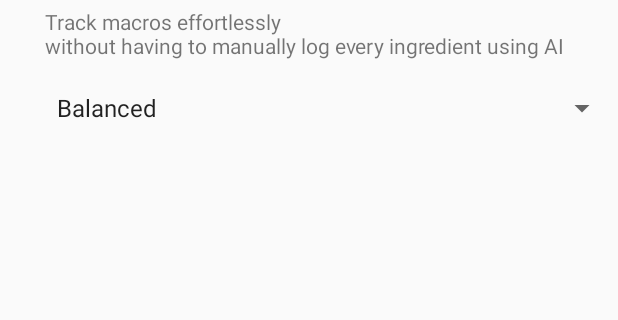
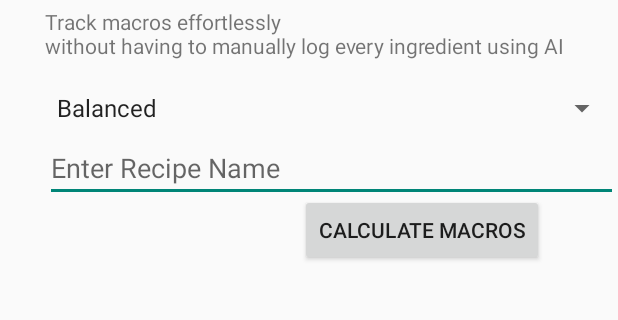
Before and after one commit to RavinderRai/iifymate, an Android app built with Jetpack Compose: the screen it shows after launch (MainActivity), on a phone screen of 412 x 824 dp, the part 406-726 px from its top. Run offline under Robolectric (Android 15) with nearby library versions, the phone set to English and light mode, and no system bars.

```diff
--- a/FlavourQuasarApp/app/src/main/java/com/example/flavour_quasar_app/MainActivity.kt
+++ b/FlavourQuasarApp/app/src/main/java/com/example/flavour_quasar_app/MainActivity.kt
@@ -4,6 +4,7 @@ import android.os.Bundle
 import android.view.View
 import android.widget.AdapterView
 import android.widget.ArrayAdapter
+import android.widget.EditText
 import android.widget.Spinner
 import androidx.activity.ComponentActivity
 import androidx.activity.compose.setContent
@@ -21,6 +22,9 @@ class MainActivity : ComponentActivity() {
         super.onCreate(savedInstanceState)
         setContentView(R.layout.activity_main)
 
+        val editText: EditText = findViewById<EditText>(R.id.input_recipe_name)
+        val userInput = editText.text.toString()
+
         val spinner: Spinner = findViewById<Spinner>(R.id.spinner)
         val adapter: ArrayAdapter<CharSequence> = ArrayAdapter.createFromResource(
             this,
@@ -35,8 +39,11 @@ class MainActivity : ComponentActivity() {
                 val selectedItem = parent?.getItemAtPosition(position).toString()
             }
             override fun onNothingSelected(parent: AdapterView<*>?) {
-                // Handle no item selected if needed
+                val defaultSelectedItem = "Balanced"
             }
+
         }
+
+
     }
 }
--- a/FlavourQuasarApp/app/src/main/res/layout/activity_main.xml
+++ b/FlavourQuasarApp/app/src/main/res/layout/activity_main.xml
@@ -27,4 +27,22 @@
         android:layout_marginStart="30dp"
         android:layout_marginTop="320dp" />
 
+    <EditText
+        android:id="@+id/input_recipe_name"
+        android:layout_width="match_parent"
+        android:layout_height="wrap_content"
+        android:layout_marginStart="30dp"
+        android:layout_marginTop="360dp"
+        android:hint="Enter Recipe Name"
+        android:autofillHints=""
+        android:inputType="text" />
+
+    <Button
+        android:id="@+id/enter_button"
+        android:layout_width="wrap_content"
+        android:layout_height="wrap_content"
+        android:layout_marginStart="200dp"
+        android:layout_marginTop="400dp"
+        android:text="Calculate Macros" />
+
 </FrameLayout>
--- /dev/null
+++ b/FlavourQuasarApp/app/src/main/res/layout/ingredients_popup.xml
@@ -0,0 +1,7 @@
+<?xml version="1.0" encoding="utf-8"?>
+<LinearLayout xmlns:android="http://schemas.android.com/apk/res/android"
+    android:orientation="vertical"
+    android:layout_width="match_parent"
+    android:layout_height="match_parent">
+
+</LinearLayout>
```
